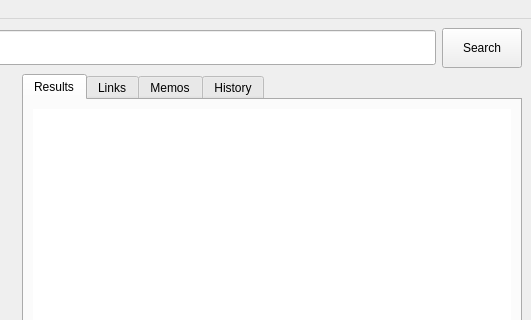
Old version of the form simsapa/assets/ui/dictionary_search_window.ui in the repository simsapa/simsapa; both pictures show x 537 to 1068 and y 0 to 320 of the 1068 by 642 pixel window.
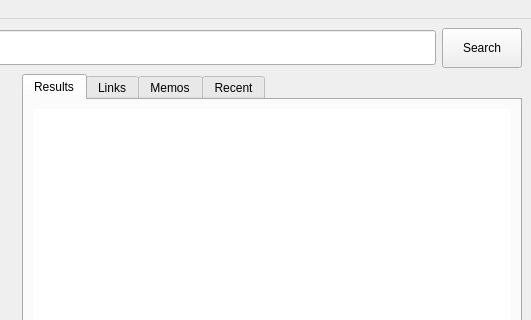
New version of the form. Icons and pictures are not drawn.

Commit message: rename history to recent

The edit to the form file:
```diff
--- a/simsapa/assets/ui/dictionary_search_window.ui
+++ b/simsapa/assets/ui/dictionary_search_window.ui
@@ -213,7 +213,7 @@
             </widget>
             <widget class="QWidget" name="history_tab">
              <attribute name="title">
-              <string>History</string>
+              <string>Recent</string>
              </attribute>
              <layout class="QVBoxLayout" name="verticalLayout_3">
               <item>
```
Left out of the diff: 6 changed lines with no effect on the pictures. The commit also changes 5 other files.
